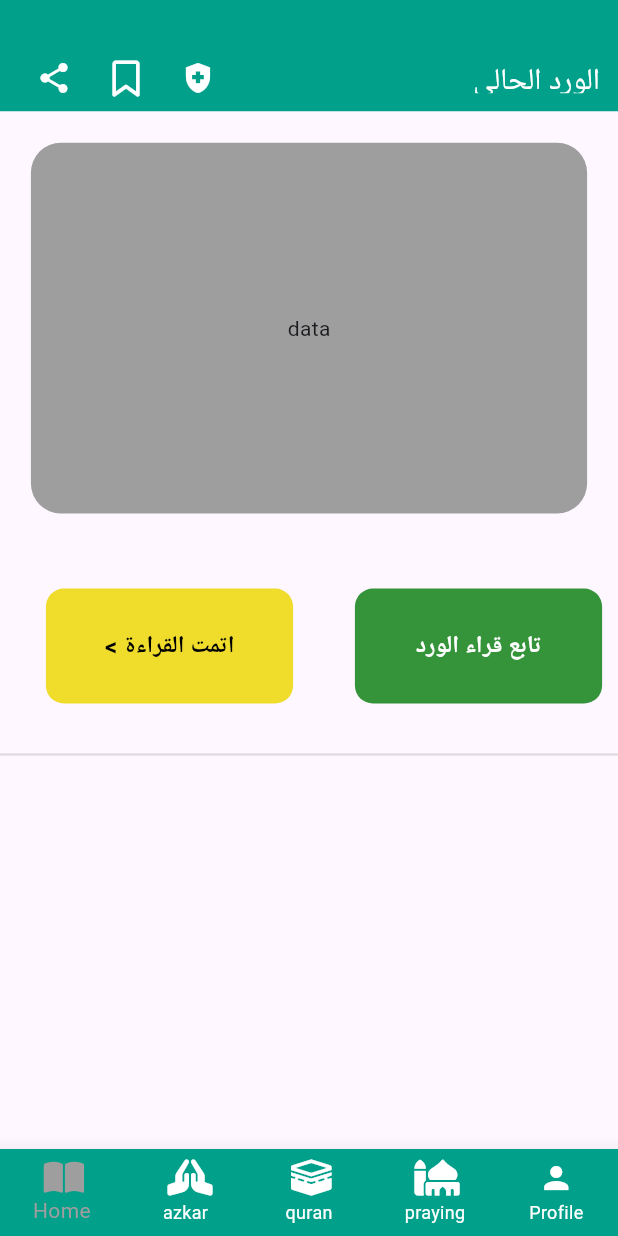
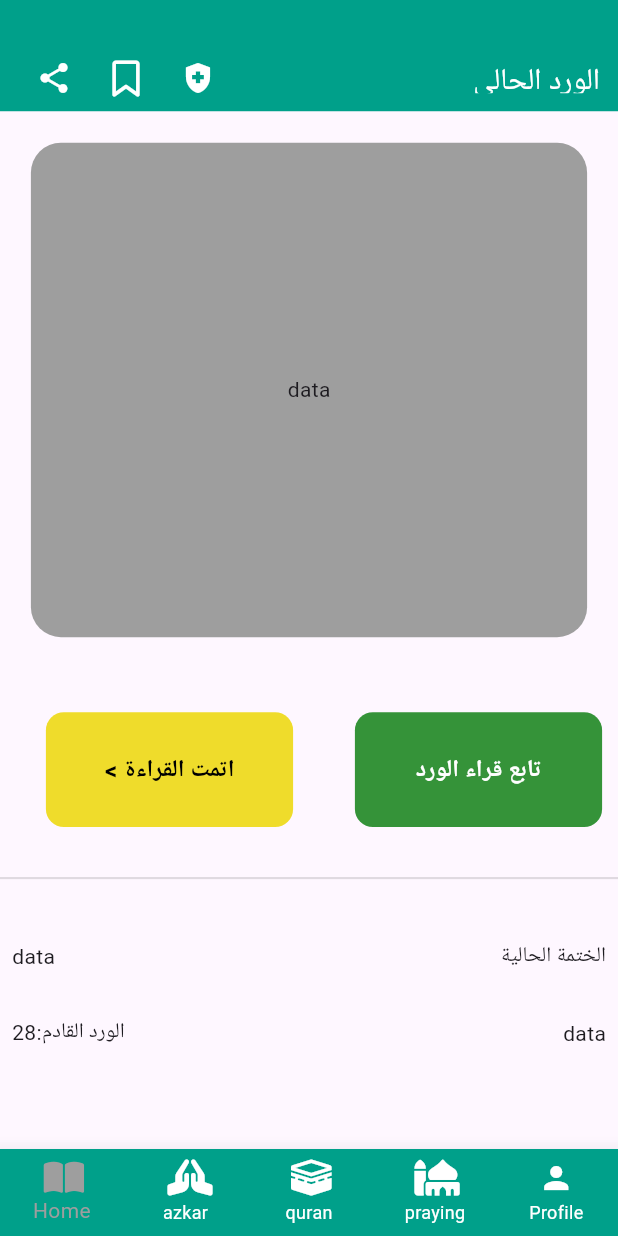
Before and after one commit to hazzemSaid/quran_app, a Flutter app: the bottomNavigation screen opened by its route, on a phone screen of 412 x 824 dp. Run offline on Flutter 3.47's test engine with Material 3 defaults, Android fonts, the phone set to English and light mode, and no system bars; our stand-ins replace font_awesome_flutter, go_router, google_fonts; missing offline and left inert: keyboard_avoider; Roboto replaces fonts that are missing (Tajawal).

Commit message:
Refactor bottom navigation and widget names for improved clarity and consistency

```diff
--- a/lib/features/home/presentation/screens/bottomNavigation.dart
+++ b/lib/features/home/presentation/screens/bottomNavigation.dart
@@ -18,11 +18,11 @@ class bottomNavigation extends StatefulWidget {
 class _bottomNavigationState extends State<bottomNavigation> {
   int selectedIndex = 0;
   final List<Widget> _screens = [
-    homescreen(),
-    alzkar(),
-    listenquran(),
-    praying(),
-    profile()
+    mainHomeScreen(),
+    alzkarWidget(),
+    quranAudioListener(),
+    prayerScreen(),
+    userProfile()
   ];
   @override
   Widget build(BuildContext context) {
--- a/lib/features/home/presentation/widgets/alzakr.dart
+++ b/lib/features/home/presentation/widgets/alzakr.dart
@@ -2,8 +2,8 @@ import 'package:flutter/material.dart';
 
 import '../../../../util/Appconstrains.dart';
 
-class alzkar extends StatelessWidget {
-  const alzkar({super.key});
+class alzkarWidget extends StatelessWidget {
+  const alzkarWidget({super.key});
 
   @override
   Widget build(BuildContext context) {
--- a/lib/features/home/presentation/widgets/homescreen.dart
+++ b/lib/features/home/presentation/widgets/homescreen.dart
@@ -3,8 +3,8 @@ import 'package:font_awesome_flutter/font_awesome_flutter.dart';
 
 import '../../../../util/Appconstrains.dart';
 
-class homescreen extends StatelessWidget {
-  const homescreen({
+class mainHomeScreen extends StatelessWidget {
+  const mainHomeScreen({
     super.key,
   });
 
@@ -28,6 +28,27 @@ class homescreen extends StatelessWidget {
           color: Colors.black12,
           thickness: 1.4,
         ),
+        SizedBox(
+          height: 26,
+        ),
+        Padding(
+          padding: const EdgeInsets.all(8.0),
+          child: Column(
+            children: [
+              Row(
+                mainAxisAlignment: MainAxisAlignment.spaceBetween,
+                children: [Text('data'), Text("الختمة الحالية")],
+              ),
+              SizedBox(
+                height: 30,
+              ),
+              Row(
+                mainAxisAlignment: MainAxisAlignment.spaceBetween,
+                children: [Text('28:الورد القادم'), Text('data')],
+              )
+            ],
+          ),
+        )
       ],
     );
   }
@@ -111,7 +132,7 @@ class quran_content extends StatelessWidget {
     return Container(
       margin: EdgeInsets.only(top: 21),
       width: MediaQuery.sizeOf(context).width * 0.9,
-      height: MediaQuery.sizeOf(context).height * 0.3,
+      height: MediaQuery.sizeOf(context).height * 0.4,
       decoration: BoxDecoration(
         color: Colors.grey,
         borderRadius: BorderRadius.circular(20),
--- a/lib/features/home/presentation/widgets/listenquran.dart
+++ b/lib/features/home/presentation/widgets/listenquran.dart
@@ -1,7 +1,7 @@
 import 'package:flutter/material.dart';
 
-class listenquran extends StatelessWidget {
-  const listenquran({super.key});
+class quranAudioListener extends StatelessWidget {
+  const quranAudioListener({super.key});
 
   @override
   Widget build(BuildContext context) {
--- a/lib/features/home/presentation/widgets/praying.dart
+++ b/lib/features/home/presentation/widgets/praying.dart
@@ -1,7 +1,7 @@
 import 'package:flutter/material.dart';
 
-class praying extends StatelessWidget {
-  const praying({super.key});
+class prayerScreen extends StatelessWidget {
+  const prayerScreen({super.key});
 
   @override
   Widget build(BuildContext context) {
--- a/lib/features/home/presentation/widgets/profile.dart
+++ b/lib/features/home/presentation/widgets/profile.dart
@@ -1,7 +1,7 @@
 import 'package:flutter/material.dart';
 
-class profile extends StatelessWidget {
-  const profile({super.key});
+class userProfile extends StatelessWidget {
+  const userProfile({super.key});
 
   @override
   Widget build(BuildContext context) {
```
